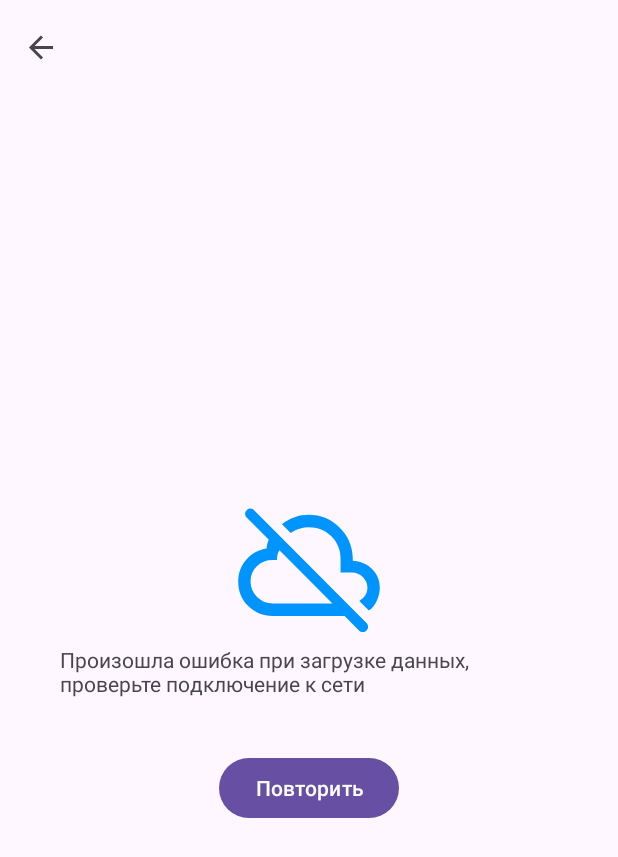
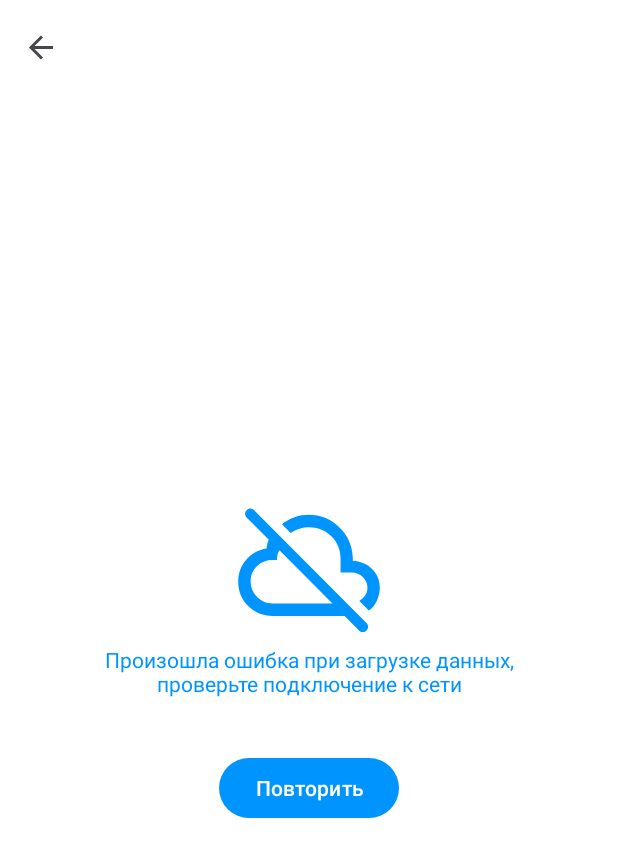
Before and after one commit to vsmorkovkin/KinopoiskApp, an Android app: the UnavailableNetworkFragment screen opened through its navigation route, on a phone screen of 412 x 824 dp. Shown: the top 857 px of the screen. Run offline under Robolectric (Android 15) with nearby library versions, the phone set to English and light mode, and no system bars; our stand-ins replace navigation-ui; network calls fail; pictures from the network do not load; 1 statement that could not run was skipped.

Commit message:
changed theme's colors

```diff
--- a/app/src/main/res/layout/fragment_unavailable_network.xml
+++ b/app/src/main/res/layout/fragment_unavailable_network.xml
@@ -17,17 +17,21 @@
     <TextView
         android:layout_width="wrap_content"
         android:layout_height="wrap_content"
+        android:layout_marginStart="40dp"
+        android:layout_marginTop="8dp"
+        android:layout_marginEnd="40dp"
+        android:layout_marginBottom="36dp"
         android:text="@string/no_connection_text"
-        android:layout_marginStart="40dp"
-        android:layout_marginEnd="40dp"
-        android:layout_marginTop="8dp"
-        android:layout_marginBottom="36dp" />
+        android:textAlignment="center"
+        android:textColor="?attr/colorPrimary"
+        tools:ignore="TextContrastCheck" />
 
     <com.google.android.material.button.MaterialButton
         android:id="@+id/button_retry"
         android:layout_width="wrap_content"
         android:layout_height="wrap_content"
-        android:text="@string/button_retry_text" />
+        android:text="@string/button_retry_text"
+        tools:ignore="TextContrastCheck" />
 
 
 </LinearLayout>
--- a/app/src/main/res/values/colors.xml
+++ b/app/src/main/res/values/colors.xml
@@ -2,4 +2,7 @@
 <resources>
     <color name="black">#FF000000</color>
     <color name="white">#FFFFFFFF</color>
+
+    <color name="blue_500">#0094FF</color>
+    <color name="blue_50">#DEEFFF</color>
 </resources>
--- a/app/src/main/res/values/themes.xml
+++ b/app/src/main/res/values/themes.xml
@@ -1,8 +1,10 @@
-<resources xmlns:tools="http://schemas.android.com/tools">
+<resources>
     <!-- Base application theme. -->
     <style name="Base.Theme.TinkoffFintech2024Lab" parent="Theme.Material3.DayNight.NoActionBar">
         <!-- Customize your light theme here. -->
-        <!-- <item name="colorPrimary">@color/my_light_primary</item> -->
+        <item name="colorPrimary">@color/blue_500</item>
+        <item name="colorOnPrimary">@color/white</item>
+        <item name="android:colorBackground">@color/white</item>
     </style>
 
     <style name="Theme.TinkoffFintech2024Lab" parent="Base.Theme.TinkoffFintech2024Lab" />
```
